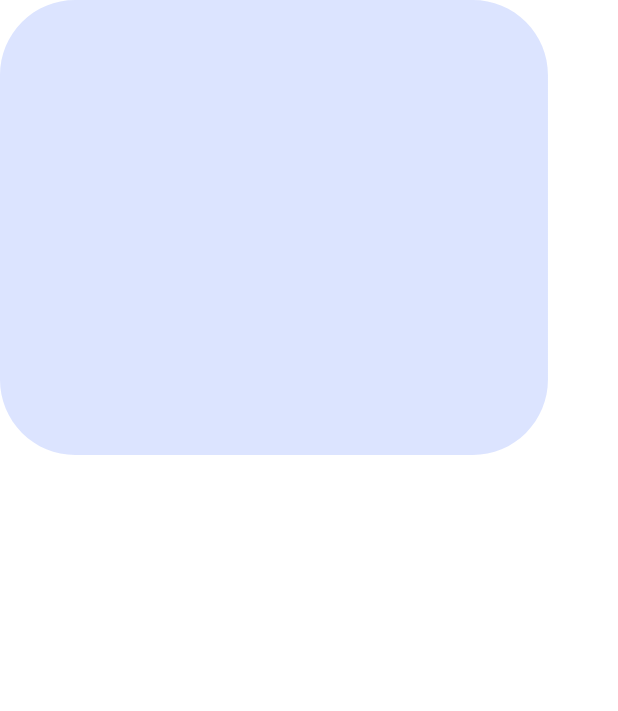
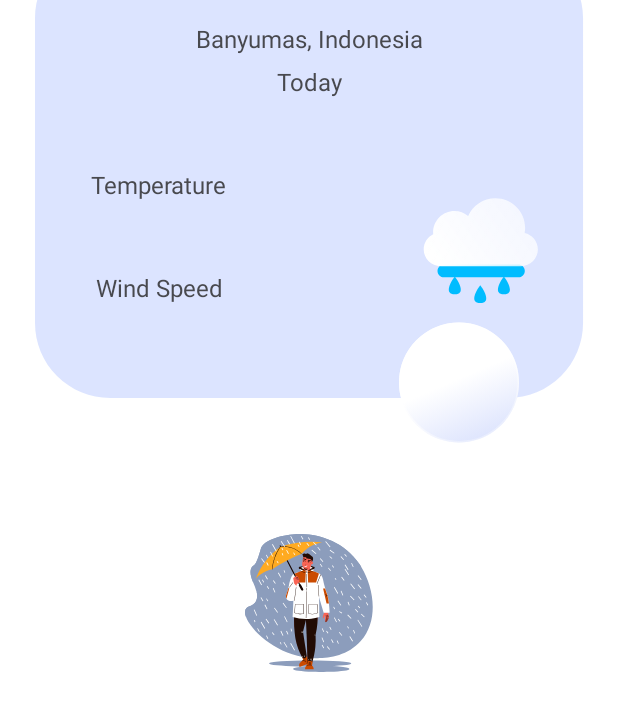
Before and after one commit to gemaekashantiputri/Weatherapp, an Android app built with Jetpack Compose: the screen it shows after launch (MainActivity), on a phone screen of 412 x 824 dp. Shown: the top 711 px of the screen. Run offline under Robolectric (Android 15) with nearby library versions, the phone set to English and light mode, and no system bars.

Commit message:
compose interface

```diff
--- a/app/src/main/java/com/example/weatherapp/MainActivity.kt
+++ b/app/src/main/java/com/example/weatherapp/MainActivity.kt
@@ -5,16 +5,18 @@ import android.widget.ImageView
 import androidx.activity.ComponentActivity
 import androidx.activity.compose.setContent
 import androidx.compose.foundation.Image
-import androidx.compose.foundation.layout.Column
-import androidx.compose.foundation.layout.fillMaxSize
+import androidx.compose.foundation.layout.*
 import androidx.compose.material.MaterialTheme
 import androidx.compose.material.Surface
 import androidx.compose.material.Text
 import androidx.compose.runtime.Composable
+import androidx.compose.ui.Alignment
 import androidx.compose.ui.Modifier
 import androidx.compose.ui.res.painterResource
 import androidx.compose.ui.tooling.preview.Preview
+import androidx.compose.ui.unit.dp
 import com.example.weatherapp.ui.theme.WeatherAppTheme
+import com.example.weatherapp.ui.theme.blacktext90
 
 class MainActivity : ComponentActivity() {
     override fun onCreate(savedInstanceState: Bundle?) {
@@ -35,18 +37,75 @@ class MainActivity : ComponentActivity() {
 
 @Composable
 fun WeatherPage(name: String) {
-    Column {
+    Column( modifier = Modifier,
+        horizontalAlignment = Alignment.CenterHorizontally
+        ) {
         HeaderImage()
+        MainInfo()
+        circle()
+        ilustrate()
     }
 }
 
+@Composable
+fun HeaderImage() {
+    Image(painter = painterResource(id = R.drawable.ic_glass),
+        contentDescription = null,
+        modifier = Modifier
+            .widthIn(2000.dp)
+            .offset(y = (-50).dp)
+            .fillMaxWidth()
+            .padding(12.dp)
+    )
+}
 
 @Composable
-fun HeaderImage() {
-    Image(painter = painterResource(id = R.drawable.ic_glass), contentDescription = null)
+fun MainInfo() {
+    Text(text = "Banyumas, Indonesia", color = blacktext90,
+        modifier = Modifier
+            .offset(y = (-310).dp)
+    )
+    Text(text = "Today", color = blacktext90,
+        modifier = Modifier
+            .offset(y = (-300).dp)
+    )
+    Text(text = "Temperature", color = blacktext90,
+        modifier = Modifier
+            .offset(y = (-250).dp)
+            .offset(x = (-100).dp)
+        )
+    Text(text = "Wind Speed", color = blacktext90,
+        modifier = Modifier
+            .offset(y = (-200).dp)
+            .offset(x = (-100).dp)
+    )
+
 }
 
+@Composable
+fun circle() {
+    Image(painter = painterResource(id = R.drawable.ic_circle),
+        contentDescription = null,
+        modifier = Modifier
+            .width(1000.dp)
+            .offset(x = (100).dp)
+            .offset(y = (-200).dp)
+    )
+}
 
+@Composable
+fun ilustrate() {
+    Image(painter = painterResource(id = R.drawable.ic_rain),
+        contentDescription = null,
+        modifier = Modifier
+            .offset(y = (-150).dp)
+        )
+    Image(painter = painterResource(id = R.drawable.ic_iconrain), contentDescription = null,
+        modifier = Modifier
+            .offset(y = (-500).dp)
+            .offset(x = (100).dp),
+    )
+}
 @Preview(showBackground = true)
 @Composable
 fun DefaultPreview() {
```
